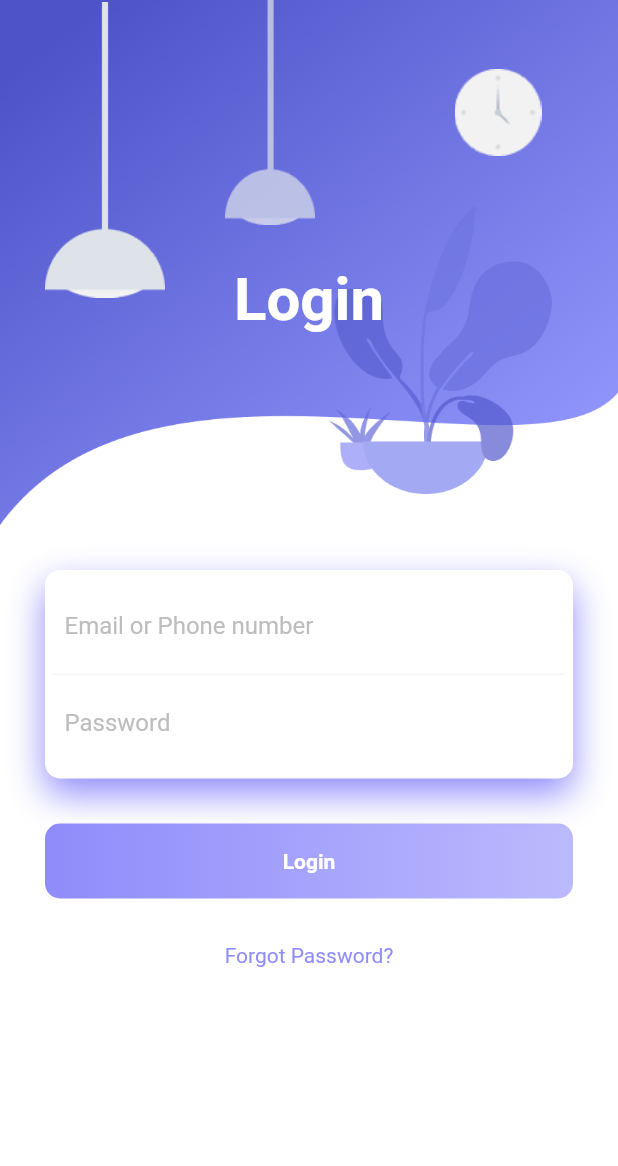
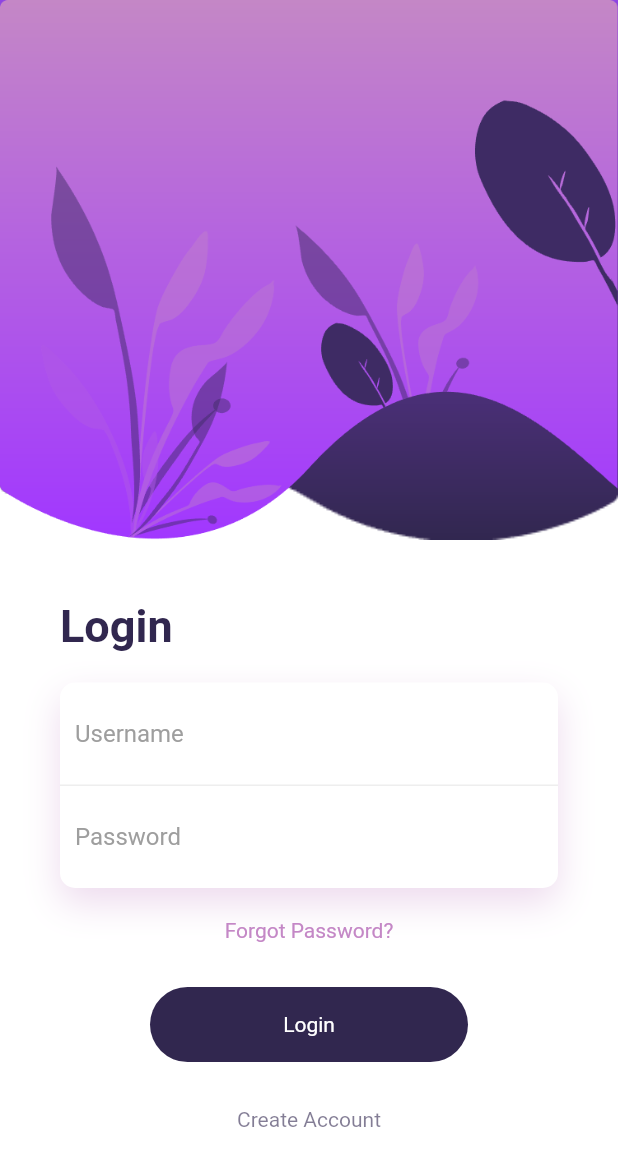
Before and after one commit to speauty/flutter_ui_examples, a Flutter app: the screen it shows after launch, on a phone screen of 412 x 824 dp. Shown: the top 1166 px of the screen. Run offline on Flutter 3.47's test engine with Material 2 defaults, Android fonts, the phone set to English and light mode, and no system bars; our stand-ins replace simple_animations.

Commit message:
feature: 完成紫色登录UI;

```diff
--- /dev/null
+++ b/lib/features/login/pages/login_purple_page.dart
@@ -0,0 +1,172 @@
+import 'package:flutter/material.dart';
+import 'package:flutter_ui_examples/common/animations/fade_animation.dart';
+
+class LoginPurplePage extends StatefulWidget {
+  const LoginPurplePage({super.key});
+
+  @override
+  State<LoginPurplePage> createState() => _LoginPurplePageState();
+}
+
+class _LoginPurplePageState extends State<LoginPurplePage> {
+  @override
+  Widget build(BuildContext context) {
+    final double width = MediaQuery.of(context).size.width;
+
+    return Scaffold(
+      backgroundColor: Colors.white,
+      body: SingleChildScrollView(
+        child: Column(
+          crossAxisAlignment: CrossAxisAlignment.start,
+          children: [
+            SizedBox(
+              height: 400,
+              child: Stack(
+                children: [
+                  Positioned(
+                    top: -40,
+                    width: width,
+                    height: 400,
+                    child: FadeAnimation(
+                      delay: 1.0,
+                      child: Container(
+                        decoration: const BoxDecoration(
+                          image: DecorationImage(
+                            image: AssetImage('assets/images/login2_bg1.png'),
+                            fit: BoxFit.fill,
+                          ),
+                        ),
+                      ),
+                    ),
+                  ),
+                  Positioned(
+                    width: width + 20,
+                    height: 400,
+                    child: FadeAnimation(
+                      delay: 1.3,
+                      child: Container(
+                        decoration: const BoxDecoration(
+                          image: DecorationImage(
+                            image: AssetImage('assets/images/login2_bg2.png'),
+                            fit: BoxFit.fill,
+                          ),
+                        ),
+                      ),
+                    ),
+                  ),
+                ],
+              ),
+            ),
+            Padding(
+              padding: const EdgeInsets.symmetric(horizontal: 40.0),
+              child: Column(
+                crossAxisAlignment: CrossAxisAlignment.start,
+                children: [
+                  const FadeAnimation(
+                    delay: 1.5,
+                    child: Text(
+                      'Login',
+                      style: TextStyle(
+                        color: Color.fromRGBO(49, 39, 79, 1),
+                        fontSize: 30,
+                        fontWeight: FontWeight.bold,
+                      ),
+                    ),
+                  ),
+                  const SizedBox(height: 20),
+                  FadeAnimation(
+                    delay: 1.7,
+                    child: Container(
+                      decoration: BoxDecoration(
+                          borderRadius: BorderRadius.circular(10),
+                          color: Colors.white,
+                          boxShadow: const [
+                            BoxShadow(
+                              color: Color.fromRGBO(196, 135, 198, .3),
+                              blurRadius: 20,
+                              offset: Offset(0, 10),
+                            )
+                          ]),
+                      child: Column(
+                        children: [
+                          Container(
+                            padding: const EdgeInsets.all(10.0),
+                            decoration: BoxDecoration(
+                              border: Border(
+                                bottom: BorderSide(color: Colors.grey[200]!),
+                              ),
+                            ),
+                            child: const TextField(
+                              decoration: InputDecoration(
+                                  border: InputBorder.none,
+                                  hintText: 'Username',
+                                  hintStyle: TextStyle(
+                                    color: Colors.grey,
+                                  )),
+                            ),
+                          ),
+                          Container(
+                            padding: const EdgeInsets.all(10.0),
+                            child: const TextField(
+                              decoration: InputDecoration(
+                                  border: InputBorder.none,
+                                  hintText: 'Password',
+                                  hintStyle: TextStyle(
+                                    color: Colors.grey,
+                                  )),
+                            ),
+                          ),
+                        ],
+                      ),
+                    ),
+                  ),
+                  const SizedBox(height: 20),
+                  const FadeAnimation(
+                    delay: 1.7,
+                    child: Center(
+                        child: Text(
+                      "Forgot Password?",
+                      style: TextStyle(
+                        color: Color.fromRGBO(196, 135, 198, 1),
+                      ),
+                    )),
+                  ),
+                  const SizedBox(height: 30),
+                  FadeAnimation(
+                    delay: 1.9,
+                    child: Container(
+                      height: 50,
+                      margin: const EdgeInsets.symmetric(horizontal: 60),
+                      decoration: BoxDecoration(
+                        borderRadius: BorderRadius.circular(50),
+                        color: const Color.fromRGBO(49, 39, 79, 1),
+                      ),
+                      child: const Center(
+                        child: Text(
+                          "Login",
+                          style: TextStyle(color: Colors.white),
+                        ),
+                      ),
+                    ),
+                  ),
+                  const SizedBox(height: 30),
+                  const FadeAnimation(
+                    delay: 2,
+                    child: Center(
+                        child: Text(
+                      "Create Account",
+                      style: TextStyle(
+                        color: Color.fromRGBO(49, 39, 79, .6),
+                      ),
+                    )),
+                  ),
+                  const SizedBox(height: 30),
+                ],
+              ),
+            ),
+          ],
+        ),
+      ),
+    );
+  }
+}
--- a/lib/main.dart
+++ b/lib/main.dart
@@ -1,9 +1,9 @@
 import 'package:flutter/material.dart';
-import 'package:flutter_ui_examples/features/login/pages/login_page.dart';
+import 'package:flutter_ui_examples/features/login/pages/login_purple_page.dart';
 
 void main() => runApp(
       const MaterialApp(
         debugShowCheckedModeBanner: false,
-        home: LoginPage(),
+        home: LoginPurplePage(),
       ),
     );
```
Also changed, not shown: assets/images/login2_bg1.png (added), assets/images/login2_bg2.png (added), assets/ui/ui_login_blue.jpg (renamed from assets/ui/ui_login.jpg), assets/ui/ui_login_purple.jpg (added).
